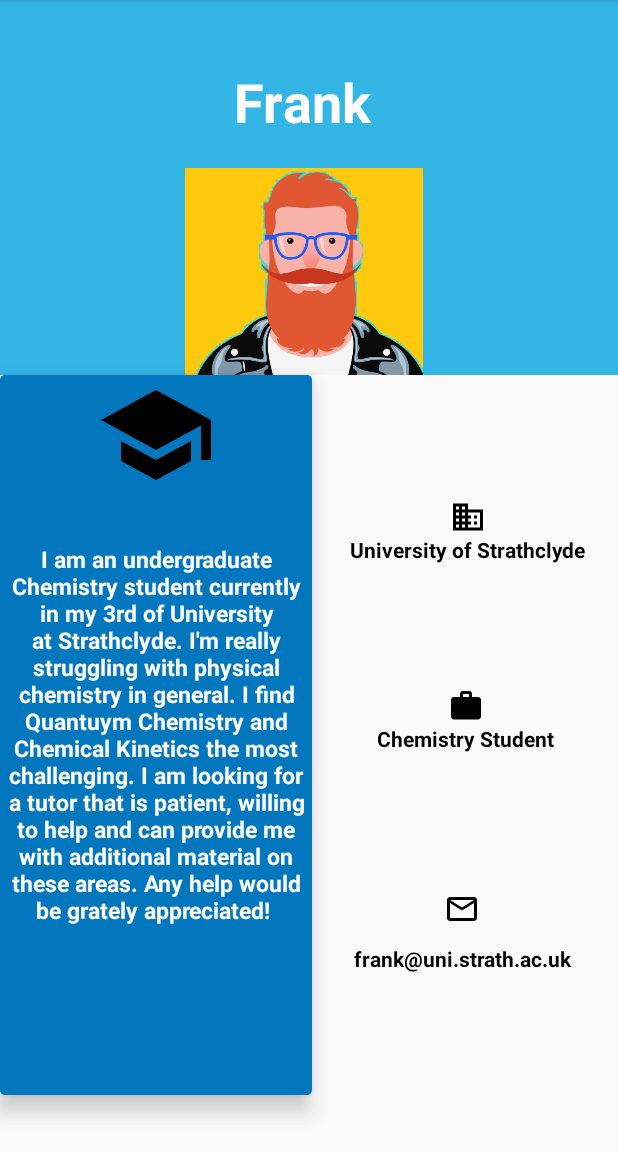
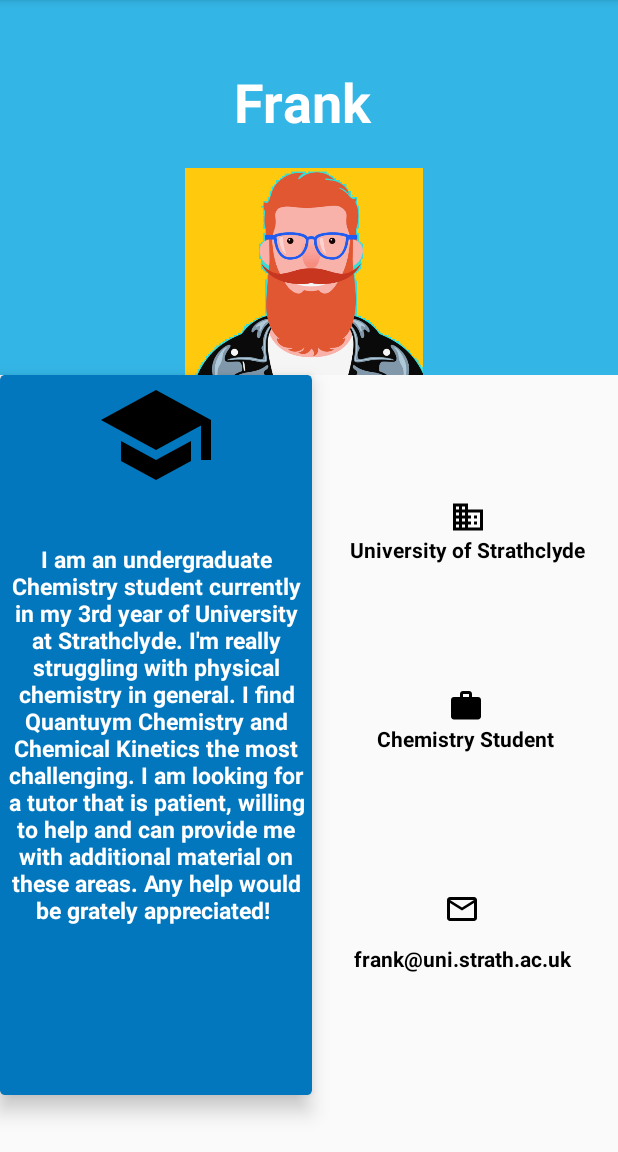
Before and after one commit to LexuLexu/CS991_Mobile_Application_Development_Group_Project_Repository, an Android app: the ProfileActivity screen opened directly, with no data from a screen before it, on a phone screen of 412 x 824 dp, the part 84-1236 px from its top. Run offline under Robolectric (Android 15) with nearby library versions, the phone set to English and light mode, and no system bars.

Commit message:
Update activity_profile.xml

```diff
--- a/app/src/main/res/layout/activity_profile.xml
+++ b/app/src/main/res/layout/activity_profile.xml
@@ -62,7 +62,7 @@
             android:layout_height="wrap_content"
             android:layout_gravity="center"
             android:gravity="center"
-            android:text="I am an undergraduate Chemistry student currently in my 3rd of University at Strathclyde. I'm really struggling with physical chemistry in general. I find Quantuym Chemistry and Chemical Kinetics the most challenging. I am looking for a tutor that is patient, willing to help and can provide me with additional material on these areas. Any help would be grately appreciated! "
+            android:text="I am an undergraduate Chemistry student currently in my 3rd year of University at Strathclyde. I'm really struggling with physical chemistry in general. I find Quantuym Chemistry and Chemical Kinetics the most challenging. I am looking for a tutor that is patient, willing to help and can provide me with additional material on these areas. Any help would be grately appreciated! "
             android:textColor="#ffff"
             android:textSize="15dp"
             android:textStyle="bold" />
```
